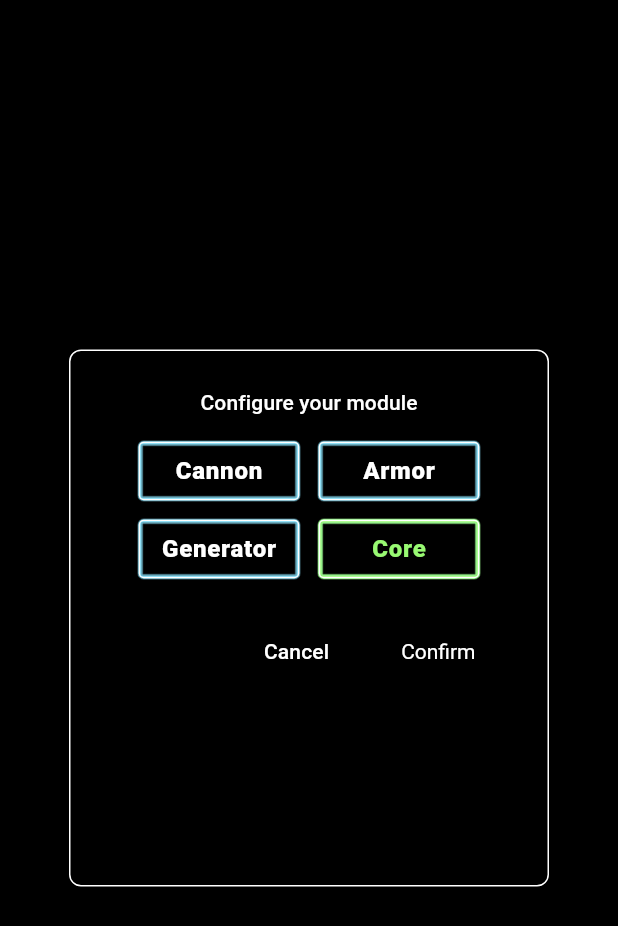
After one commit to szepeshazi/tower_modules, a Flutter app: the screen it shows after launch, after a tap on the "edit" icon, on a phone screen of 412 x 824 dp. The commit adds this screen. Shown: the top 926 px of the screen. Run offline on Flutter 3.47's test engine with Material 3 defaults, Android fonts, the phone set to English and light mode, and no system bars; our stand-ins replace google_fonts; Roboto replaces fonts that are missing (Play).

Commit message:
WIP: module editor

```diff
--- a/lib/model/module_spec.dart
+++ b/lib/model/module_spec.dart
@@ -38,6 +38,8 @@ enum ModuleType {
   const ModuleType(this.moduleName);
 
   final String moduleName;
+
+  String get shortName => moduleName.split(' ').first;
 }
 
 /// Percentage based chance multiplied by 1000, i.e. value of 3 means 0.3%
--- /dev/null
+++ b/lib/widgets/module/module_type_editor_widget.dart
@@ -0,0 +1,143 @@
+import 'package:flutter/material.dart';
+import 'package:tower_modules/model/module_colors.dart';
+import 'package:tower_modules/model/module_spec.dart';
+import 'package:tower_modules/widgets/effects/rarity_chip_widget.dart';
+
+class ModuleTypeEditorWidget extends StatefulWidget {
+  final ModuleType initialType;
+  final void Function(ModuleType?) onConfirm;
+  final VoidCallback onCancel;
+
+  const ModuleTypeEditorWidget({
+    super.key,
+    required this.initialType,
+    required this.onConfirm,
+    required this.onCancel,
+  });
+
+  @override
+  State<ModuleTypeEditorWidget> createState() => _ModuleTypeEditorWidgetState();
+}
+
+class _ModuleTypeEditorWidgetState extends State<ModuleTypeEditorWidget> {
+  ModuleType? _selectedType;
+
+  @override
+  void initState() {
+    super.initState();
+    _selectedType = widget.initialType;
+  }
+
+  @override
+  Widget build(BuildContext context) {
+    final baseColor = ModuleColor.forRarity(Rarity.rare).base;
+    final accentColor = ModuleColor.forRarity(Rarity.rare).accent;
+    final colorWheel = [
+      baseColor.withAlpha(100),
+      baseColor,
+      Colors.white,
+      Colors.white,
+      accentColor,
+      baseColor,
+      baseColor.withAlpha(100),
+    ];
+
+    final selectedBaseColor = ModuleColor.forRarity(Rarity.ancestral).base;
+    final selectedAccentColor = ModuleColor.forRarity(Rarity.ancestral).accent;
+    final selectedColorWheel = [
+      selectedBaseColor.withAlpha(100),
+      selectedBaseColor,
+      Colors.white,
+      Colors.white,
+      selectedAccentColor,
+      selectedBaseColor,
+      selectedBaseColor.withAlpha(100),
+    ];
+
+    final style = Theme.of(
+      context,
+    ).textTheme.bodyLarge?.copyWith(fontWeight: FontWeight.w900);
+    return Material(
+      child: Center(
+        child: Container(
+          width: 320,
+          decoration: BoxDecoration(
+            border: Border.all(color: Colors.white),
+            borderRadius: BorderRadius.circular(8),
+          ),
+          padding: const EdgeInsets.all(24),
+          child: Column(
+            mainAxisSize: MainAxisSize.min,
+            children: [
+              Text(
+                'Configure your module',
+                style: Theme.of(context).textTheme.titleSmall,
+              ),
+              const SizedBox(height: 16),
+              Wrap(
+                spacing: 12,
+                runSpacing: 12,
+                children: [
+                  ...ModuleType.values.map((type) {
+                    return CustomPaint(
+                      painter: GlowingBorderPainter(
+                        colorWheel:
+                            _selectedType == type
+                                ? selectedColorWheel
+                                : colorWheel,
+                        borderRadius: 4,
+                      ),
+                      child: Padding(
+                        padding: EdgeInsets.all(4),
+                        child: Material(
+                          child: InkWell(
+                            onTap: () {
+                              setState(() {
+                                _selectedType = type;
+                              });
+                            },
+                            child: SizedBox(
+                              width: 100,
+                              height: 32,
+                              child: Center(
+                                child: Text(
+                                  type.shortName,
+                                  style: style?.copyWith(
+                                    color:
+                                        _selectedType == type
+                                            ? selectedAccentColor
+                                            : Colors.white,
+                                  ),
+                                ),
+                              ),
+                            ),
+                          ),
+                        ),
+                      ),
+                    );
+                  }),
+                ],
+              ),
+              const SizedBox(height: 24),
+              Row(
+                mainAxisAlignment: MainAxisAlignment.end,
+                children: [
+                  TextButton(
+                    onPressed: widget.onCancel,
+                    child: const Text('Cancel'),
+                  ),
+                  const SizedBox(width: 12),
+                  ElevatedButton(
+                    onPressed: () => widget.onConfirm(_selectedType),
+                    child: const Text('Confirm'),
+                  ),
+                ],
+              ),
+              const SizedBox(height: 108),
+            ],
+          ),
+        ),
+      ),
+    );
+  }
+}
--- a/lib/widgets/module/module_widget.dart
+++ b/lib/widgets/module/module_widget.dart
@@ -1,20 +1,53 @@
-
-
 import 'package:flutter/material.dart';
 import 'package:tower_modules/core/notifier_builder.dart';
 import 'package:tower_modules/state/module_state.dart';
 import 'package:tower_modules/state/module_state_notifier.dart';
 import 'package:tower_modules/widgets/module/module_icon_widget.dart';
 import 'package:tower_modules/widgets/module/module_name_widget.dart';
+import 'package:tower_modules/widgets/module/module_type_editor_widget.dart';
 import 'package:tower_modules/widgets/module/rarity_widget.dart';
 import 'package:tower_modules/widgets/module/stars_widget.dart';
+import 'package:tower_modules/widgets/overlay_widget.dart';
 
-class ModuleWidget extends StatelessWidget {
+class ModuleWidget extends StatefulWidget {
   const ModuleWidget({super.key});
 
   @override
+  State<ModuleWidget> createState() => _ModuleWidgetState();
+}
+
+class _ModuleWidgetState extends State<ModuleWidget> {
+  bool _showTypeEditor = false;
+
+  void _openTypeEditor() {
+    setState(() {
+      _showTypeEditor = true;
+    });
+  }
+
+  void _closeTypeEditor() {
+    setState(() {
+      _showTypeEditor = false;
+    });
+  }
+
+  @override
   Widget build(BuildContext context) {
-    return Row(
+    return Stack(
+      children: [
+        Padding(
+          padding: const EdgeInsets.only(top: 8.0, right: 8.0),
+          child: Align(
+            alignment: Alignment.topRight,
+            child: IconButton(
+              icon: Icon(Icons.edit, color: Colors.white, size: 24),
+              padding: EdgeInsets.all(4),
+              constraints: BoxConstraints(),
+              onPressed: _openTypeEditor,
+            ),
+          ),
+        ),
+        Row(
           mainAxisAlignment: MainAxisAlignment.center,
           mainAxisSize: MainAxisSize.min,
           children: [
@@ -39,7 +72,7 @@ class ModuleWidget extends StatelessWidget {
                 NotifierBuilder<ModuleStateNotifier, ModuleState>(
                   selector: (m) => m.rarity.stars ?? 0,
                   builder: (BuildContext context, state, Widget? child) {
-                return StarsWidget(starCount: state.rarity.stars ?? 0,);
+                    return StarsWidget(starCount: state.rarity.stars ?? 0);
                   },
                 ),
                 NotifierBuilder<ModuleStateNotifier, ModuleState>(
@@ -52,6 +85,33 @@ class ModuleWidget extends StatelessWidget {
               ],
             ),
           ],
+        ),
+        if (_showTypeEditor)
+          NotifierBuilder<ModuleStateNotifier, ModuleState>(
+            selector: (m) => m.module,
+            builder: (BuildContext context, state, Widget? child) {
+              return OverlayWidget(
+                top: 0,
+                left: 0,
+                right: 0,
+                bottom: 0,
+                child: ModuleTypeEditorWidget(
+                  initialType: state.module,
+                  onConfirm: (_) {
+                    setState(() {
+                      _showTypeEditor = false;
+                    });
+                  },
+                  onCancel: () {
+                    setState(() {
+                      _showTypeEditor = false;
+                    });
+                  },
+                ),
+              );
+            },
+          ),
+      ],
     );
   }
 }
--- /dev/null
+++ b/lib/widgets/overlay_widget.dart
@@ -0,0 +1,109 @@
+import 'package:flutter/material.dart';
+
+/// A declarative overlay widget that hides the underlying imperative Flutter Overlay implementation.
+/// It's important to note that the overlay will only be inserted into the widget tree on the next animation frame.
+/// This is by design - in order to position the overlay relative to its parent, the parent needs to be laid out first.
+/// So the overlay can't be displayed in the same build cycle as its parent.
+class OverlayWidget extends StatefulWidget {
+  const OverlayWidget({
+    super.key,
+    required this.child,
+    this.parentKey,
+    this.relativeOffset = Offset.zero,
+    this.onDisplay,
+    this.top,
+    this.left,
+    this.right,
+    this.bottom,
+  });
+
+  // The widget to be displayed in the overlay
+  final Widget child;
+
+  // Relative offset to the parent's position
+  final Offset relativeOffset;
+
+  // Optional absolute left position on screen
+  // If not null, will override the relative offset dx value
+  final double? left;
+
+  // Optional absolute top position on screen
+  // If not null, will override the relative offset dy value
+  final double? top;
+
+  // Optional absolute right position on screen
+  // If not null, will override the relative offset dx value
+  final double? right;
+
+  // Optional absolute bottom position on screen
+  // If not null, will override the relative offset dy value
+  final double? bottom;
+
+  // The parent widget for this overlay
+  // Used for relative overlay position calculation, if provided
+  final GlobalKey? parentKey;
+
+  // Once the overlay is inserted into the Overlay stack, this callback will be invoked
+  final VoidCallback? onDisplay;
+
+  @override
+  State<OverlayWidget> createState() => _OverlayWidgetState();
+}
+
+class _OverlayWidgetState extends State<OverlayWidget> {
+  OverlayEntry? _overlayEntry;
+
+  @override
+  Widget build(BuildContext context) {
+    WidgetsBinding.instance.addPostFrameCallback((_) => _createOverlay());
+    // This is just a placeholder, so the build method is valid and returns a widget
+    // The actual overlay will be added to the tree on the next animation frame
+    return const SizedBox.shrink();
+  }
+
+  @override
+  void dispose() {
+    _overlayEntry?.remove();
+    super.dispose();
+  }
+
+  /// Adds the overlay entry to the Overlay stack
+  void _createOverlay() {
+    // Due to postFrameCallback, it is possible that the widget was already destroyed,
+    // so we need to check mounted state before actually inserting the overlay
+    if (!mounted) {
+      return;
+    }
+    _overlayEntry?.remove();
+    var targetOffset = widget.relativeOffset;
+    if (widget.parentKey != null) {
+      final renderBox = widget.parentKey!.currentContext?.findRenderObject();
+      if (renderBox is RenderBox) {
+        final position = renderBox.localToGlobal(Offset.zero);
+        targetOffset = position + targetOffset;
+      }
+    }
+    _overlayEntry = _overlayEntryBuilder(targetOffset);
+    Overlay.of(context).insert(_overlayEntry!);
+    widget.onDisplay?.call();
+  }
+
+  /// Positions the overlay entry
+  OverlayEntry _overlayEntryBuilder(Offset offset) {
+    return OverlayEntry(
+      builder: (context) {
+        return PositionedDirectional(
+          start: (widget.left == null && widget.right == null)
+              ? offset.dx
+              : widget.left,
+          top: (widget.top == null && widget.bottom == null)
+              ? offset.dy
+              : widget.top,
+          end: widget.right,
+          bottom: widget.bottom,
+          child: widget.child,
+        );
+      },
+    );
+  }
+}
```
Lines whose indentation alone changed are shown as unchanged.
